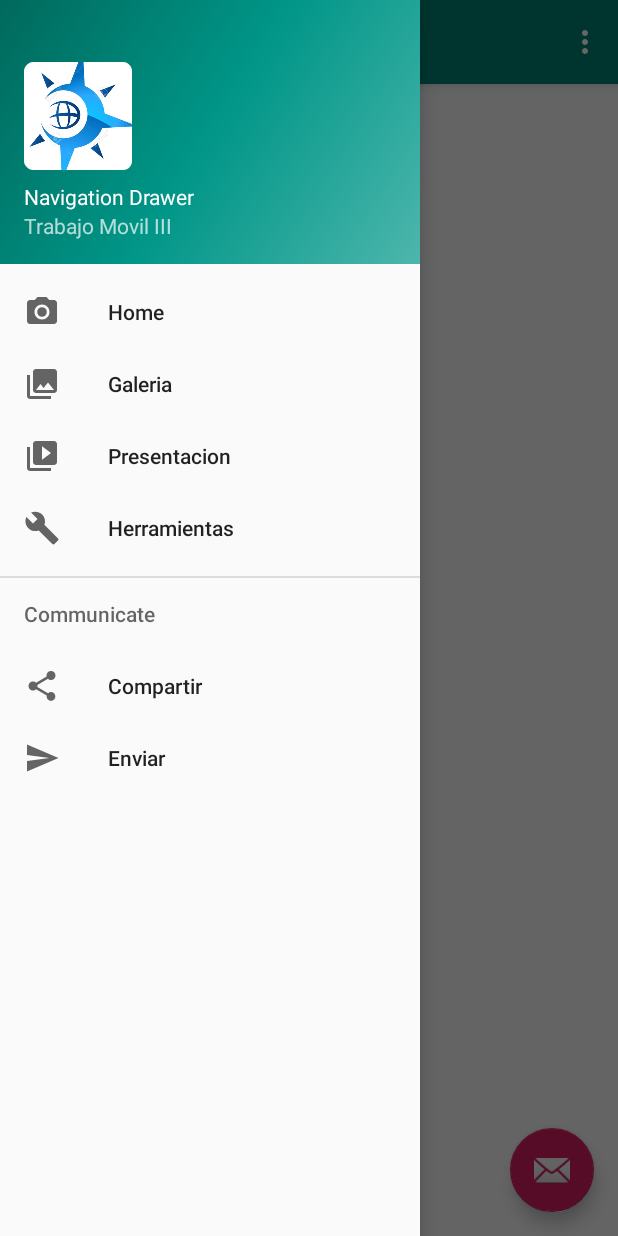
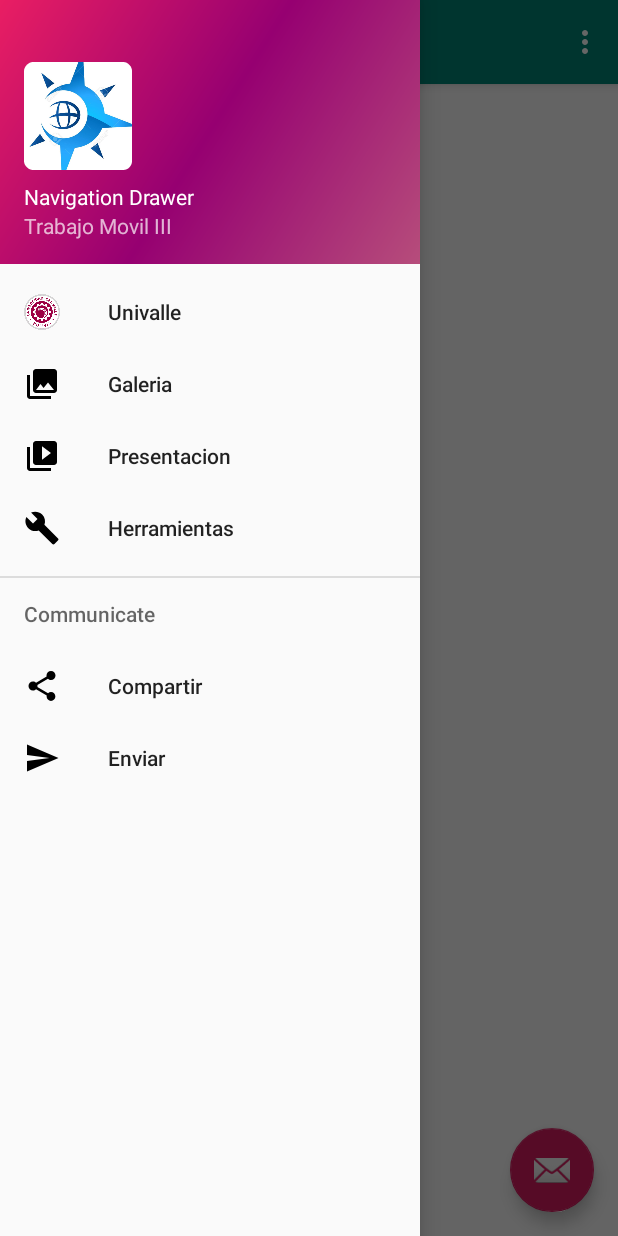
Before and after one commit to Enrique-07/NavigationDrawer, an Android app: the screen it shows after launch (MainActivity), with the side drawer open, on a phone screen of 412 x 824 dp. Run offline under Robolectric (Android 15) with nearby library versions, the light colour scheme and no system bars; 1 statement that could not run was skipped.

Commit message:
Configuracion Pantalla Navigation Drawer

```diff
--- a/app/src/main/java/com/example/myapplication/MainActivity.java
+++ b/app/src/main/java/com/example/myapplication/MainActivity.java
@@ -50,6 +50,7 @@ public class MainActivity extends AppCompatActivity
 
         Fragment fragment = new InicioFragment();
         getSupportFragmentManager().beginTransaction().add(R.id.content_main, fragment).commit();
+        navigationView.setItemIconTintList(null);
 
     }
 
--- a/app/src/main/res/drawable/side_nav_bar.xml
+++ b/app/src/main/res/drawable/side_nav_bar.xml
@@ -2,8 +2,8 @@
     android:shape="rectangle">
     <gradient
         android:angle="135"
-        android:centerColor="#009688"
-        android:endColor="#00695C"
-        android:startColor="#4DB6AC"
+        android:centerColor="#960071"
+        android:endColor="#E91E63"
+        android:startColor="#B64D7B"
         android:type="linear" />
 </shape>
--- a/app/src/main/res/menu/activity_main_drawer.xml
+++ b/app/src/main/res/menu/activity_main_drawer.xml
@@ -6,7 +6,7 @@
     <group android:checkableBehavior="single">
         <item
             android:id="@+id/nav_home"
-            android:icon="@drawable/ic_menu_camera"
+            android:icon="@drawable/logounivalle"
             android:title="@string/menu_home" />
         <item
             android:id="@+id/nav_gallery"
--- a/app/src/main/res/values/strings.xml
+++ b/app/src/main/res/values/strings.xml
@@ -7,7 +7,7 @@
     <string name="nav_header_desc">Navigation header</string>
     <string name="action_settings">Settings</string>
 
-    <string name="menu_home">Home</string>
+    <string name="menu_home">Univalle</string>
     <string name="menu_gallery">Galeria</string>
     <string name="menu_slideshow">Presentacion</string>
     <string name="menu_tools">Herramientas</string>
```
Also changed, not shown: app/src/main/res/drawable/logounivalle.png (added).
